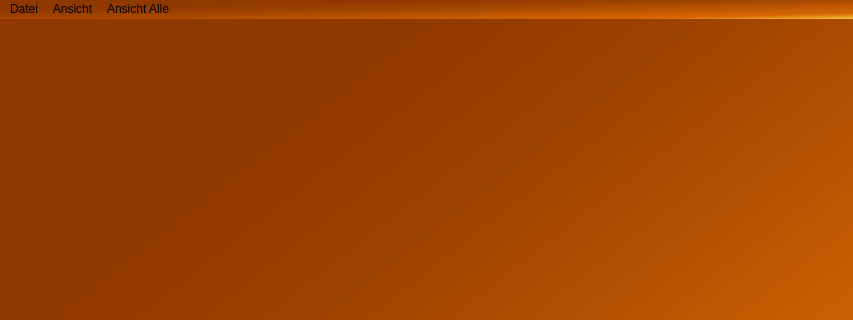
The window that ShowSolarData/ShowSolarData/Mainwindow.ui (Dashro/ShowSolarData) describes before a commit, drawn with Qt 5; both pictures show x 0 to 853 and y 0 to 320 of the 853 by 618 pixel window.
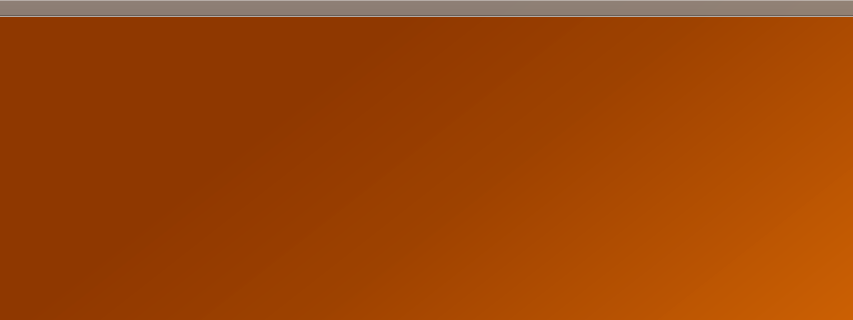
The same window after the commit.

The edit to the form file:
```diff
--- a/ShowSolarData/ShowSolarData/Mainwindow.ui
+++ b/ShowSolarData/ShowSolarData/Mainwindow.ui
@@ -686,51 +686,34 @@
     </item>
    </layout>
   </widget>
-  <widget class="QMenuBar" name="menuBar">
-   <property name="geometry">
-    <rect>
-     <x>0</x>
-     <y>0</y>
-     <width>853</width>
-     <height>21</height>
-    </rect>
+  <widget class="QToolBar" name="toolBar">
+   <property name="windowTitle">
+    <string>toolBar</string>
    </property>
-   <widget class="QMenu" name="menuDatei">
-    <property name="autoFillBackground">
-     <bool>false</bool>
-    </property>
-    <property name="tearOffEnabled">
-     <bool>false</bool>
-    </property>
-    <property name="title">
-     <string>Datei</string>
-    </property>
-    <addaction name="actionSchlie_en"/>
-   </widget>
-   <widget class="QMenu" name="menuAnsicht">
-    <property name="tearOffEnabled">
-     <bool>false</bool>
-    </property>
-    <property name="title">
-     <string>Ansicht</string>
-    </property>
-    <property name="separatorsCollapsible">
-     <bool>false</bool>
-    </property>
-    <property name="toolTipsVisible">
-     <bool>false</bool>
-    </property>
-    <addaction name="action_nextPage"/>
-   </widget>
-   <widget class="QMenu" name="menuAnsicht_Alle">
-    <property name="title">
-     <string>Ansicht Alle</string>
-    </property>
-    <addaction name="actionTest"/>
-   </widget>
-   <addaction name="menuDatei"/>
-   <addaction name="menuAnsicht"/>
-   <addaction name="menuAnsicht_Alle"/>
+   <property name="styleSheet">
+    <string notr="true">background-color: rgba(138, 138, 138, 150);</string>
+   </property>
+   <property name="movable">
+    <bool>false</bool>
+   </property>
+   <property name="allowedAreas">
+    <set>Qt::TopToolBarArea</set>
+   </property>
+   <property name="iconSize">
+    <size>
+     <width>20</width>
+     <height>20</height>
+    </size>
+   </property>
+   <property name="floatable">
+    <bool>false</bool>
+   </property>
+   <attribute name="toolBarArea">
+    <enum>TopToolBarArea</enum>
+   </attribute>
+   <attribute name="toolBarBreak">
+    <bool>true</bool>
+   </attribute>
   </widget>
   <action name="actionSchlie_en">
    <property name="text">
```
